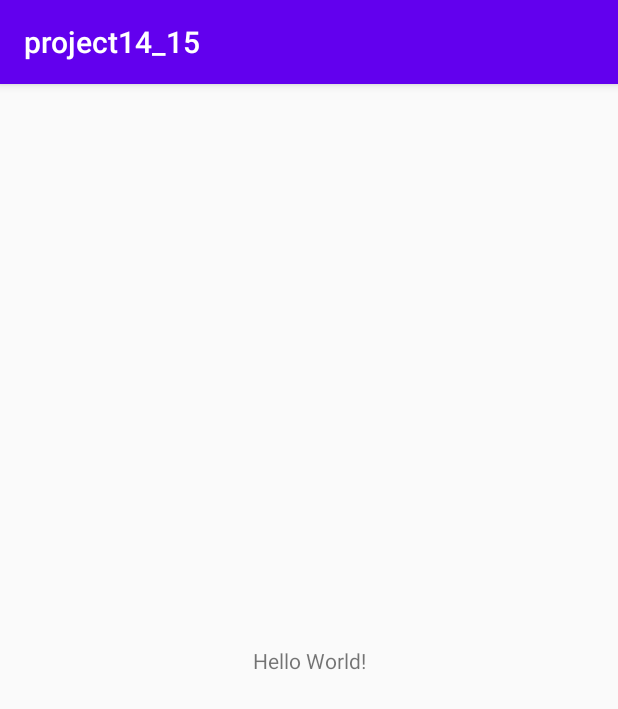
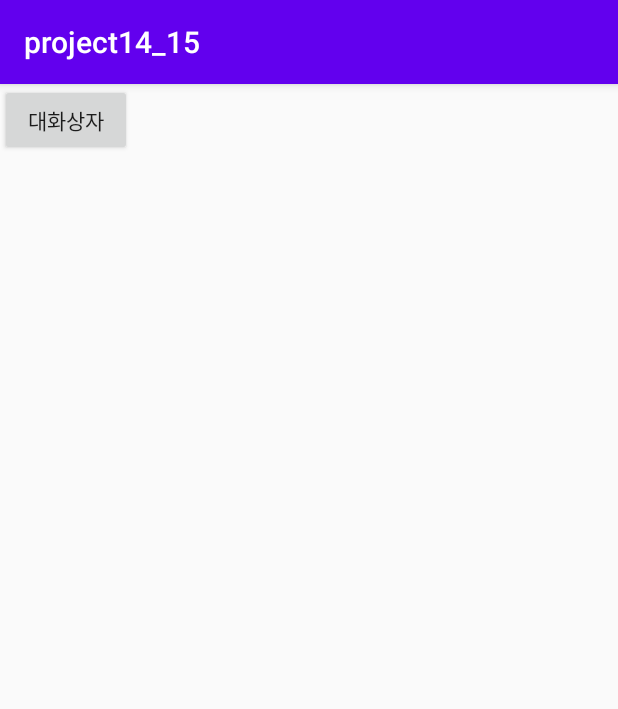
Before and after one commit to jiwoo227/project14_15, an Android app: the screen it shows after launch (MainActivity), on a phone screen of 412 x 824 dp. Shown: the top 709 px of the screen. Run offline under Robolectric (Android 15) with nearby library versions, the phone set to English and light mode, and no system bars.

Commit message:
edit activity_main.xml

```diff
--- a/app/src/main/res/layout/activity_main.xml
+++ b/app/src/main/res/layout/activity_main.xml
@@ -1,18 +1,18 @@
 <?xml version="1.0" encoding="utf-8"?>
-<androidx.constraintlayout.widget.ConstraintLayout xmlns:android="http://schemas.android.com/apk/res/android"
+<LinearLayout xmlns:android="http://schemas.android.com/apk/res/android"
     xmlns:app="http://schemas.android.com/apk/res-auto"
     xmlns:tools="http://schemas.android.com/tools"
     android:layout_width="match_parent"
     android:layout_height="match_parent"
+    android:orientation="vertical"
     tools:context=".MainActivity">
 
-    <TextView
+    <Button
+        android:id="@+id/btn_dialog"
         android:layout_width="wrap_content"
         android:layout_height="wrap_content"
-        android:text="Hello World!"
-        app:layout_constraintBottom_toBottomOf="parent"
-        app:layout_constraintLeft_toLeftOf="parent"
-        app:layout_constraintRight_toRightOf="parent"
-        app:layout_constraintTop_toTopOf="parent" />
+        android:text="@string/btn_dialog" />
 
-</androidx.constraintlayout.widget.ConstraintLayout>
+
+
+</LinearLayout>
--- a/app/src/main/res/values/strings.xml
+++ b/app/src/main/res/values/strings.xml
@@ -1,3 +1,6 @@
 <resources>
     <string name="app_name">project14_15</string>
+    <string name="btn_dialog">대화상자</string>
+    <string name="dialog_title">주의사항</string>
+    <string name="dialog_message">대화상자 연습 중이다</string>
 </resources>
```
